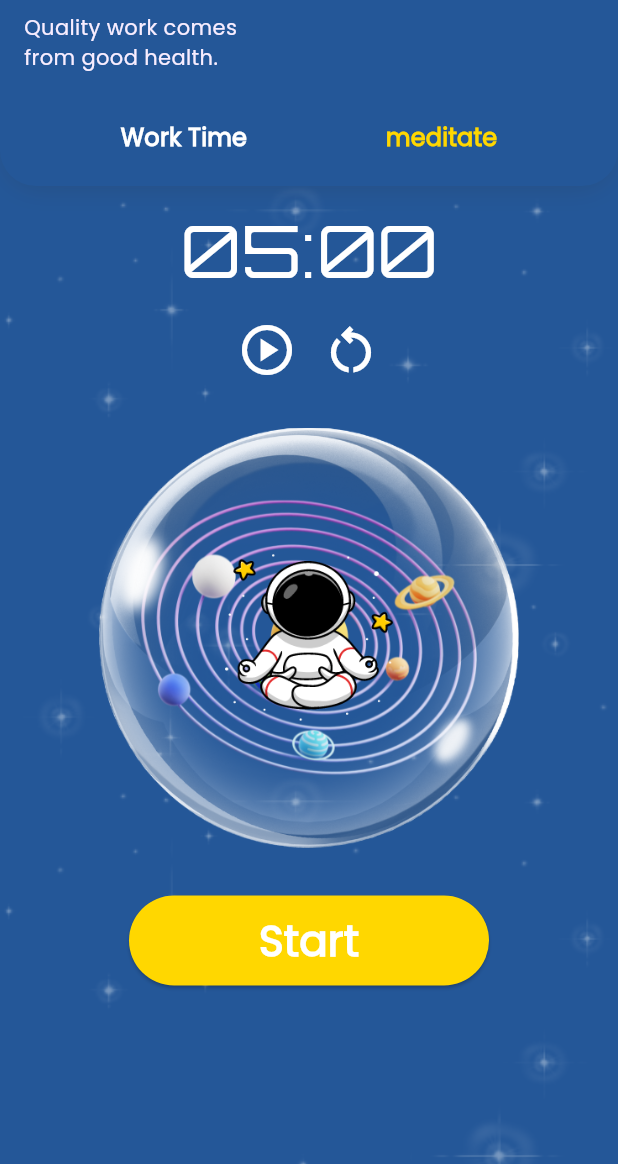
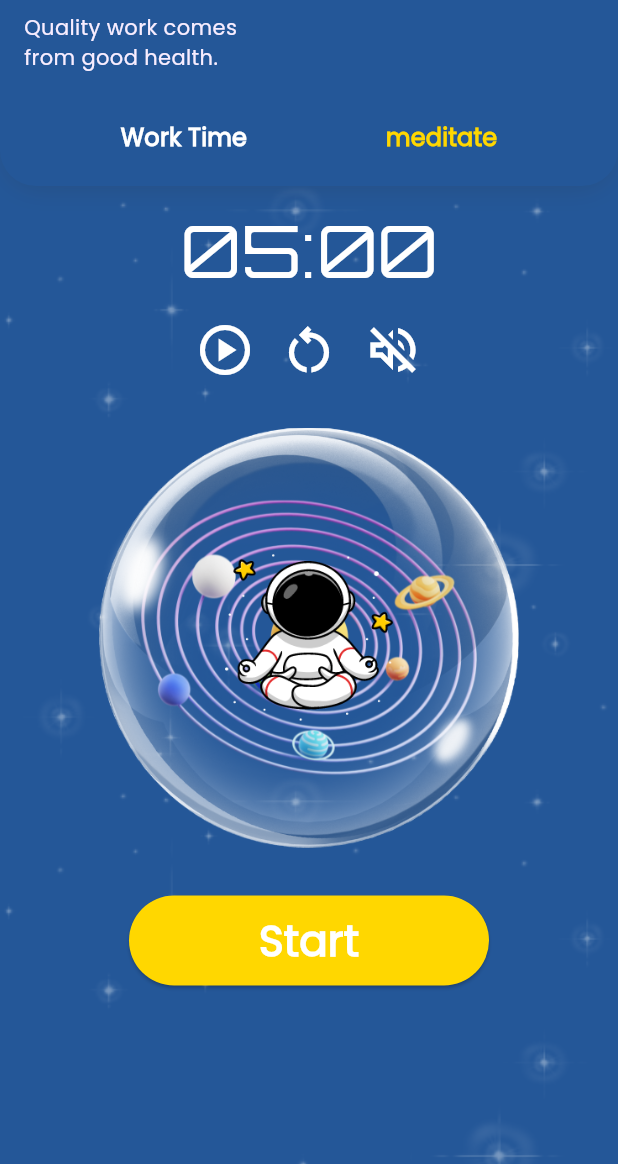
Before and after one commit to JakkapatB/ProjectMobileApp2024, a Flutter app: the screen it shows after launch, after a tap on "Start", after a tap on "meditate", on a phone screen of 412 x 824 dp, the part 72-1236 px from its top. Run offline on Flutter 3.47's test engine with Material 3 defaults, Android fonts, the phone set to English and light mode, and no system bars; our stand-ins replace audioplayers, google_nav_bar, hexcolor, scroll_snap_list.

Commit message:
boss last version progress

```diff
--- a/lib/pages/workzone.dart
+++ b/lib/pages/workzone.dart
@@ -1,10 +1,9 @@
 import 'dart:async';
-
 import 'package:flutter/material.dart';
 import 'package:hexcolor/hexcolor.dart';
 import 'package:provider/provider.dart';
 import 'package:scroll_snap_list/scroll_snap_list.dart';
-
+import 'package:audioplayers/audioplayers.dart';
 import 'workzone_timer.dart';
 
 class Workzone extends StatefulWidget {
@@ -321,13 +320,21 @@ class Meditate extends StatefulWidget {
 class _MeditateState extends State<Meditate> {
   bool isStart = false;
   final GlobalKey<_CountdonwState> countdownKey = GlobalKey<_CountdonwState>();
+
   @override
   Widget build(BuildContext context) {
     return Column(
       children: <Widget>[
         Container(
-          margin: EdgeInsets.all(8.0),
-          child: _Countdonw(key: countdownKey),
+          margin: const EdgeInsets.all(8.0),
+          child: _Countdonw(
+            key: countdownKey,
+            onTimerEnd: (value) {
+              setState(() {
+                isStart = value;
+              });
+            },
+          ),
         ),
         Container(
           margin: const EdgeInsets.fromLTRB(0, 12, 0, 8),
@@ -338,8 +345,7 @@ class _MeditateState extends State<Meditate> {
                   image: AssetImage('assets/images/Meditate.png'),
                   fit: BoxFit.cover)),
         ),
-        !isStart
-            ? Container(
+        Container(
           margin: const EdgeInsets.fromLTRB(0, 24, 0, 8),
           child: ElevatedButton(
             onPressed: () {
@@ -347,54 +353,22 @@ class _MeditateState extends State<Meditate> {
                 isStart = !isStart;
               });
               if (isStart) {
-                      countdownKey.currentState?.startTimer();
-                    } else {
-                      countdownKey.currentState?.stopTimer();
+                countdownKey.currentState?.startTimer(resets: false);
+              } else if (!isStart) {
+                countdownKey.currentState?.stopTimer(resets: false);
+                // _player.stop();
               }
             },
             style: ElevatedButton.styleFrom(
                 fixedSize: const Size(240, 60),
-                      backgroundColor: HexColor('#FFD700'),
+                backgroundColor:
+                    !isStart ? HexColor('#FFD700') : HexColor('#C56BB9'),
                 foregroundColor: HexColor('#ffffff')),
-                  child: const Text('Start',
-                      style: TextStyle(
+            child: Text(!isStart ? 'Start' : 'Stop',
+                style: const TextStyle(
                   fontSize: 28,
                   fontWeight: FontWeight.bold,
                 )),
-                ),
-              )
-            : Container(
-                margin: const EdgeInsets.fromLTRB(16, 30, 16, 0),
-                height: 65,
-                decoration: BoxDecoration(
-                  borderRadius: BorderRadius.circular(12),
-                  color: HexColor('#C56BB9'),
-                ),
-                child: Row(
-                  mainAxisAlignment: MainAxisAlignment.spaceBetween,
-                  children: <Widget>[
-                    Container(
-                      margin: const EdgeInsets.fromLTRB(12, 0, 12, 0),
-                      color: Colors.amber,
-                      width: 50,
-                      height: 50,
-                    ),
-                    const Text('testttttt'),
-                    Row(children: <Widget>[
-                      IconButton(
-                        onPressed: () {},
-                        icon: const Icon(Icons.stop_circle_rounded),
-                        iconSize: 28, // Set the desired icon size
-                        color: Colors.white, // Set the desired icon color
-                      ),
-                      IconButton(
-                        onPressed: () {},
-                        icon: const Icon(Icons.volume_off_outlined),
-                        iconSize: 28,
-                        color: Colors.white,
-                      )
-                    ])
-                  ],
           ),
         )
       ],
@@ -403,7 +377,8 @@ class _MeditateState extends State<Meditate> {
 }
 
 class _Countdonw extends StatefulWidget {
-  const _Countdonw({super.key});
+  final Function(bool) onTimerEnd;
+  const _Countdonw({super.key, required this.onTimerEnd});
   @override
   _CountdonwState createState() => _CountdonwState();
 }
@@ -414,11 +389,15 @@ class _CountdonwState extends State<_Countdonw> {
   Timer? timer;
   bool isCountdown = true;
   bool isMeditateTime = false;
+  late AudioPlayer _player;
+  bool isMusicPlaying = false; // Track the state of music
+
   @override
   void initState() {
     super.initState();
     meditateTimeDuration = Duration(minutes: 5);
     duration = meditateTimeDuration;
+    _player = AudioPlayer();
   }
 
   void reset() {
@@ -437,6 +416,7 @@ class _CountdonwState extends State<_Countdonw> {
       final seconds = duration.inSeconds + addSeconds;
       if (seconds < 0) {
         timer?.cancel();
+        widget.onTimerEnd(false);
       } else {
         duration = Duration(seconds: seconds);
       }
@@ -457,6 +437,12 @@ class _CountdonwState extends State<_Countdonw> {
     setState(() {
       timer?.cancel();
     });
+  }
+
+  @override
+  void dispose() {
+    _player.dispose(); // Dispose the AudioPlayer instance
+    super.dispose();
   }
 
   @override
@@ -506,6 +492,26 @@ class _CountdonwState extends State<_Countdonw> {
                   icon: const Icon(Icons.restart_alt_outlined),
                   iconSize: 40, // Set the desired icon size
                   color: Colors.white, // Set the desired icon color
+                ),
+                IconButton(
+                  onPressed: () {
+                    setState(() {
+                      isMusicPlaying = !isMusicPlaying; // Toggle music state
+                    });
+                    if (isMusicPlaying) {
+                      _player.play(AssetSource(
+                          'audios/In Memory of Jean Talon - Mini Vandals.mp3'));
+                    } else {
+                      _player.stop();
+                    }
+                  },
+                  icon: Icon(
+                    (isMusicPlaying)
+                        ? Icons.volume_mute_outlined
+                        : Icons.volume_off_outlined,
+                  ),
+                  iconSize: 40,
+                  color: Colors.white,
                 )
               ]),
         )
--- a/lib/pages/workzone_timer.dart
+++ b/lib/pages/workzone_timer.dart
@@ -1,4 +1,5 @@
 import 'dart:async';
+import 'package:audioplayers/audioplayers.dart';
 import 'package:flutter/material.dart';
 import 'package:hexcolor/hexcolor.dart';
 import 'package:provider/provider.dart';
@@ -120,6 +121,9 @@ class _CountdonwState extends State<_Countdonw> {
   bool isWorkTime = true;
   bool isBreakTime = false;
   bool isLongBreakTime = false;
+  bool isMusicPlaying = false; // Track the state of music
+  late AudioPlayer _player;
+
   @override
   void initState() {
     super.initState();
@@ -127,6 +131,7 @@ class _CountdonwState extends State<_Countdonw> {
     breakTimeDuration = Duration(minutes: widget.breaktime);
     longBreakTimeDuration = Duration(minutes: widget.longbreaktime);
     duration = workTimeDuration;
+    _player = AudioPlayer();
     startTimer();
     updateCurrentStep(0);
   }
@@ -197,6 +202,7 @@ class _CountdonwState extends State<_Countdonw> {
   }
 
   void startTimer({bool resets = true}) {
+    _player.play(AssetSource('audios/Beep_Short .mp3'));
     if (resets) {
       reset();
     }
@@ -277,8 +283,6 @@ class TimerStepper extends StatefulWidget {
 }
 
 class TimerStepperState extends State<TimerStepper> {
-  // ... other code
-
   @override
   Widget build(BuildContext context) {
     final timerStepperProvider =
--- a/pubspec.yaml
+++ b/pubspec.yaml
@@ -38,6 +38,7 @@ dependencies:
   hexcolor: ^3.0.1
   scroll_snap_list: ^0.9.1
   provider: ^6.1.1
+  audioplayers: ^5.2.1
 
 dev_dependencies:
   flutter_test:
@@ -80,6 +81,9 @@ flutter:
     - assets/images/work.gif
     - assets/images/break.gif
     - assets/images/longbreak.gif
+    - assets/audios/Alarm_Clock.mp3
+    - assets/audios/Beep_Short .mp3
+    - assets/audios/In Memory of Jean Talon - Mini Vandals.mp3
 
   # An image asset can refer to one or more resolution-specific "variants", see
   # https://flutter.dev/assets-and-images/#resolution-aware
```
Also changed, not shown: pubspec.lock, 8 other files. Lines whose indentation alone changed are shown as unchanged.
